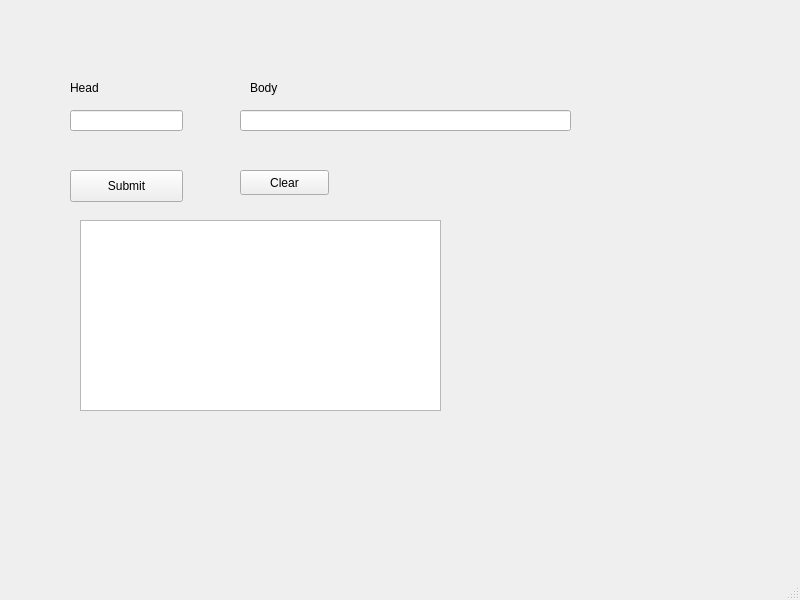
The window that castle/mainwindow.ui (gitmark/DragonRecipes) describes before a commit, drawn with Qt 5.
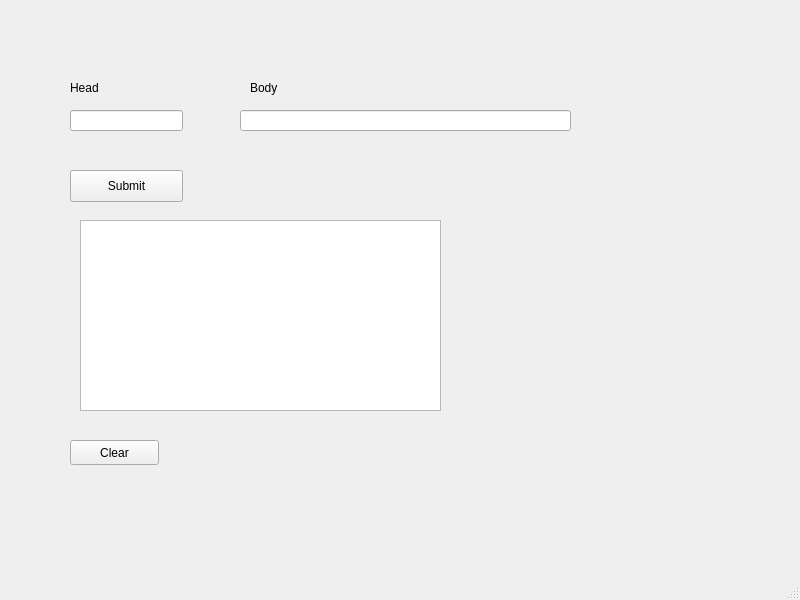
The same window after the commit.

Commit message: Fixed cmake build issues for macos

What changed in the file:
```diff
--- a/castle/mainwindow.ui
+++ b/castle/mainwindow.ui
@@ -86,8 +86,8 @@
    <widget class="QPushButton" name="pushButton_2">
     <property name="geometry">
      <rect>
-      <x>240</x>
-      <y>170</y>
+      <x>70</x>
+      <y>440</y>
       <width>89</width>
       <height>25</height>
      </rect>
```
The commit also changes 1 other file.
